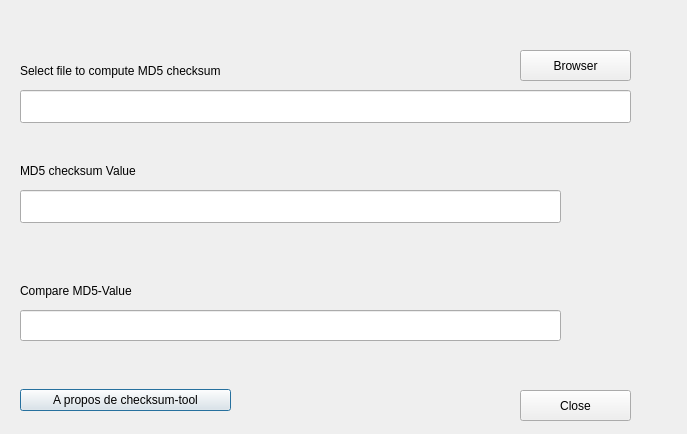
Qt form sumtool/ui/uimain.ui (kiaderouiche/checksum-gui) before a commit.
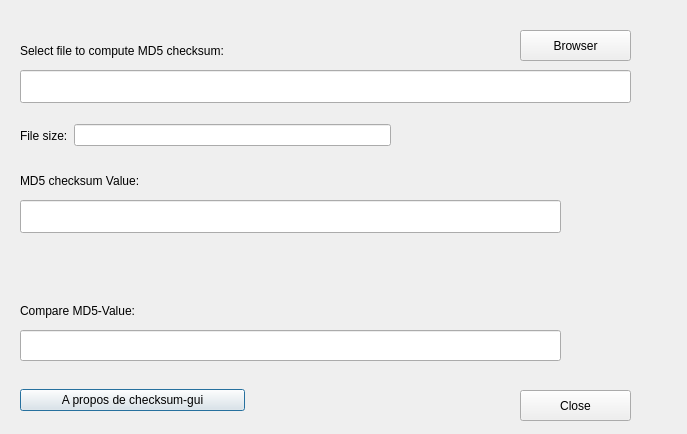
The same form after that commit.

Commit message: add QlineEdit and fix name

The edit to the form file:
```diff
--- a/sumtool/ui/uimain.ui
+++ b/sumtool/ui/uimain.ui
@@ -18,7 +18,7 @@
     <rect>
      <x>20</x>
      <y>380</y>
-     <width>211</width>
+     <width>225</width>
      <height>41</height>
     </rect>
    </property>
@@ -26,7 +26,7 @@
     <item>
      <widget class="QPushButton" name="aboutButton">
       <property name="text">
-       <string>A propos de checksum-tool</string>
+       <string>A propos de checksum-gui</string>
       </property>
      </widget>
     </item>
@@ -36,20 +36,20 @@
    <property name="geometry">
     <rect>
      <x>20</x>
-     <y>60</y>
-     <width>261</width>
+     <y>40</y>
+     <width>281</width>
      <height>21</height>
     </rect>
    </property>
    <property name="text">
-    <string>Select file to compute MD5 checksum</string>
+    <string>Select file to compute MD5 checksum:</string>
    </property>
   </widget>
   <widget class="QPushButton" name="pushButton">
    <property name="geometry">
     <rect>
      <x>520</x>
-     <y>50</y>
+     <y>30</y>
      <width>111</width>
      <height>31</height>
     </rect>
@@ -62,7 +62,7 @@
    <property name="geometry">
     <rect>
      <x>20</x>
-     <y>90</y>
+     <y>70</y>
      <width>611</width>
      <height>33</height>
     </rect>
@@ -72,20 +72,20 @@
    <property name="geometry">
     <rect>
      <x>20</x>
-     <y>160</y>
-     <width>151</width>
+     <y>170</y>
+     <width>161</width>
      <height>21</height>
     </rect>
    </property>
    <property name="text">
-    <string>MD5 checksum Value</string>
+    <string>MD5 checksum Value:</string>
    </property>
   </widget>
   <widget class="QLineEdit" name="lineEdit_2">
    <property name="geometry">
     <rect>
      <x>20</x>
-     <y>190</y>
+     <y>200</y>
      <width>541</width>
      <height>33</height>
     </rect>
@@ -95,20 +95,20 @@
    <property name="geometry">
     <rect>
      <x>20</x>
-     <y>280</y>
-     <width>151</width>
+     <y>300</y>
+     <width>161</width>
      <height>21</height>
     </rect>
    </property>
    <property name="text">
-    <string>Compare MD5-Value</string>
+    <string>Compare MD5-Value:</string>
    </property>
   </widget>
   <widget class="QLineEdit" name="lineEdit_4">
    <property name="geometry">
     <rect>
      <x>20</x>
-     <y>310</y>
+     <y>330</y>
      <width>541</width>
      <height>31</height>
     </rect>
@@ -118,7 +118,7 @@
    <property name="geometry">
     <rect>
      <x>20</x>
-     <y>240</y>
+     <y>250</y>
      <width>611</width>
      <height>41</height>
     </rect>
@@ -138,7 +138,7 @@
      </spacer>
     </item>
     <item>
-     <widget class="QLabel" name="label_4">
+     <widget class="QLabel" name="label_Result">
       <property name="font">
        <font>
         <family>Verdana</family>
@@ -183,6 +183,28 @@
     <string>Close</string>
    </property>
   </widget>
+  <widget class="QWidget" name="horizontalLayoutWidget_2">
+   <property name="geometry">
+    <rect>
+     <x>20</x>
+     <y>110</y>
+     <width>371</width>
+     <height>51</height>
+    </rect>
+   </property>
+   <layout class="QHBoxLayout" name="horizontalLayout_2">
+    <item>
+     <widget class="QLabel" name="label_4">
+      <property name="text">
+       <string>File size:</string>
+      </property>
+     </widget>
+    </item>
+    <item>
+     <widget class="QLineEdit" name="lineEdit_FileSize"/>
+    </item>
+   </layout>
+  </widget>
  </widget>
  <resources/>
  <connections/>
```
Left out of the diff: 2 changed lines with no effect on the pictures. The commit also changes 3 other files.
